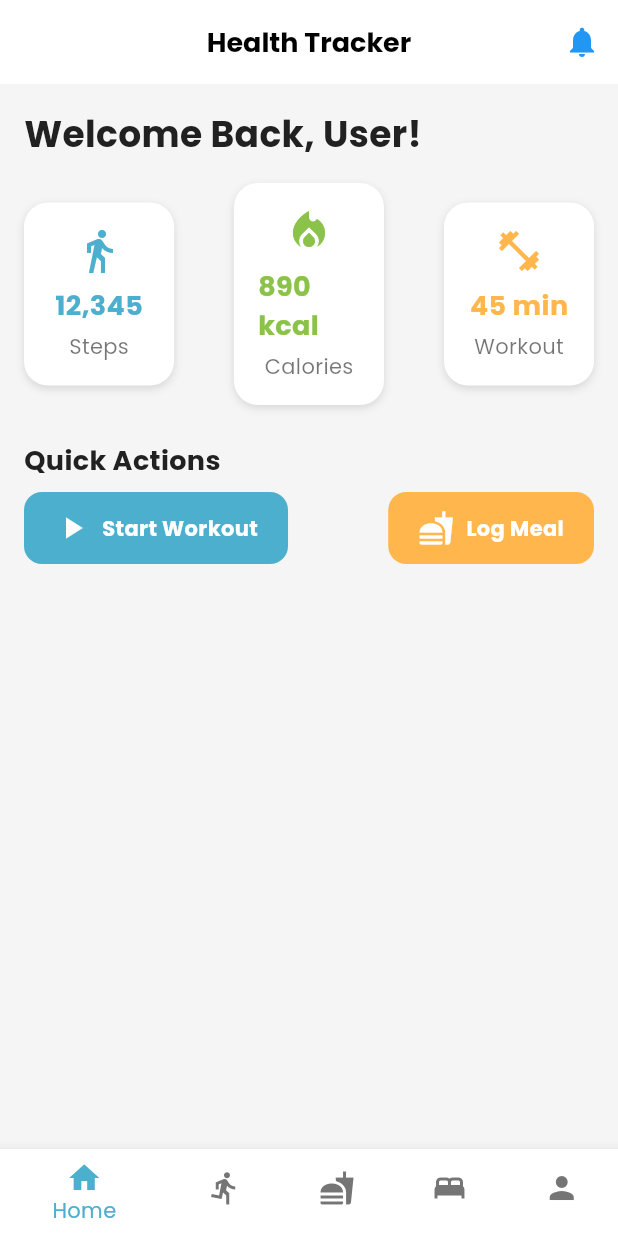
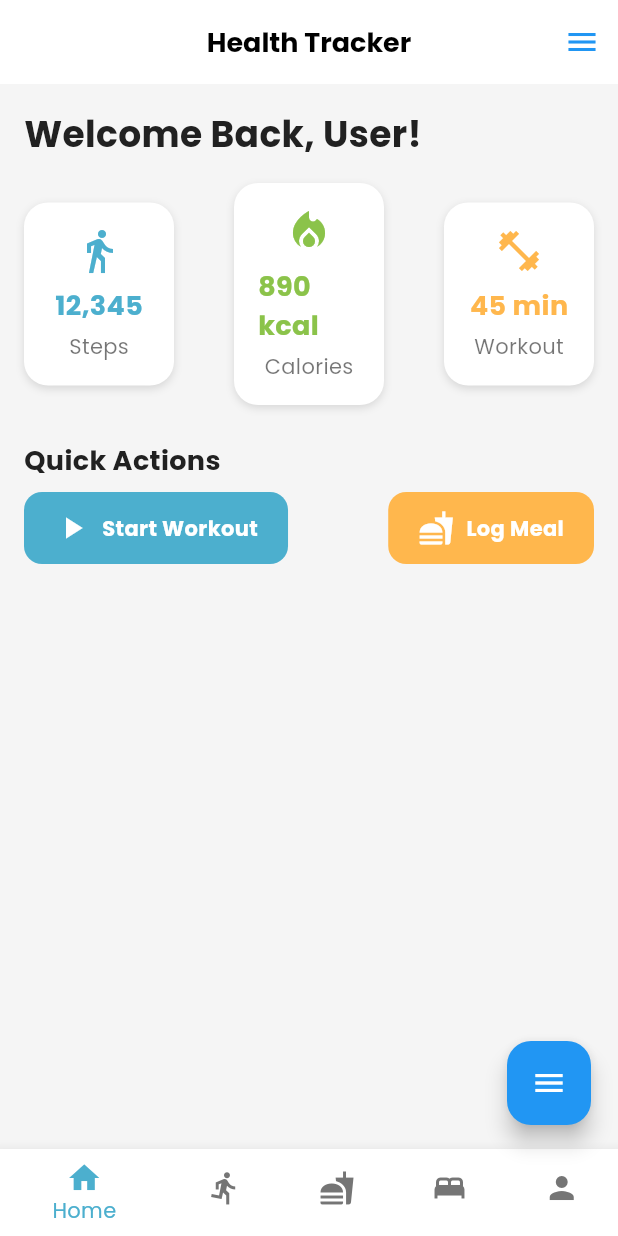
Before and after one commit to SarfarazQadir/healthandwellness, a Flutter app: the HomeScreen screen opened directly, on a phone screen of 412 x 824 dp. Run offline on Flutter 3.47's test engine with Material 3 defaults, Android fonts, the phone set to English and light mode, and no system bars.

Commit message:
`Refactor HomeScreen to use StatefulWidget and add menu toggle functionality`

```diff
--- a/lib/main.dart
+++ b/lib/main.dart
@@ -52,7 +52,7 @@ class HealthWellnessApp extends StatelessWidget {
         scaffoldBackgroundColor: const Color(0xFFF5F5F5), // Retained for scaffold background
        ),routes:
        {
-         "/": (context) => SettingsScreen(),
+         "/": (context) => HomeScreen(),
          "/fitness_tracking": (context) => FitnessTrackingScreen(),
          "/nutrition_logging": (context) => NutritionLoggingScreen(),
           "/sleep_monitoring": (context) => SleepMonitoringScreen(),
--- a/lib/screens/dashboard_screen.dart
+++ b/lib/screens/dashboard_screen.dart
@@ -14,13 +14,47 @@ class HealthTrackerApp extends StatelessWidget {
   }
 }
 
-class HomeScreen extends StatelessWidget {
+class HomeScreen extends StatefulWidget {
   const HomeScreen({super.key});
+
+  @override
+  _HomeScreenState createState() => _HomeScreenState();
+}
+
+class _HomeScreenState extends State<HomeScreen> with SingleTickerProviderStateMixin {
+  bool isMenuExpanded = false;
+  late AnimationController _controller;
+
+  @override
+  void initState() {
+    super.initState();
+    _controller = AnimationController(
+      duration: const Duration(milliseconds: 300),
+      vsync: this,
+    );
+  }
+
+  @override
+  void dispose() {
+    _controller.dispose();
+    super.dispose();
+  }
+
+  void toggleMenu() {
+    setState(() {
+      isMenuExpanded = !isMenuExpanded;
+      if (isMenuExpanded) {
+        _controller.forward();
+      } else {
+        _controller.reverse();
+      }
+    });
+  }
 
   @override
   Widget build(BuildContext context) {
     return Scaffold(
-      backgroundColor: const Color(0xFFF5F5F5), // Light Gray
+      backgroundColor: const Color(0xFFF5F5F5),
       appBar: AppBar(
         backgroundColor: Colors.white,
         elevation: 0,
@@ -31,8 +65,8 @@ class HomeScreen extends StatelessWidget {
         centerTitle: true,
         actions: [
           IconButton(
-            icon: const Icon(Icons.notifications, color: Colors.blue),
-            onPressed: () {},
+            icon: const Icon(Icons.menu, color: Colors.blue),
+            onPressed: toggleMenu,
           ),
         ],
       ),
@@ -46,7 +80,7 @@ class HomeScreen extends StatelessWidget {
               style: TextStyle(
                 fontSize: 24,
                 fontWeight: FontWeight.bold,
-                color: Color(0xFF212121), // Dark Gray
+                color: Color(0xFF212121),
               ),
             ),
             const SizedBox(height: 16),
@@ -56,19 +90,19 @@ class HomeScreen extends StatelessWidget {
                 StatCard(
                   title: 'Steps',
                   value: '12,345',
-                  color: Color(0xFF4CAFCE), // Blue
+                  color: Color(0xFF4CAFCE),
                   icon: Icons.directions_walk,
                 ),
                 StatCard(
                   title: 'Calories',
                   value: '890 kcal',
-                  color: Color(0xFF8BC34A), // Green
+                  color: Color(0xFF8BC34A),
                   icon: Icons.local_fire_department,
                 ),
                 StatCard(
                   title: 'Workout',
                   value: '45 min',
-                  color: Color(0xFFFFB74D), // Peach
+                  color: Color(0xFFFFB74D),
                   icon: Icons.fitness_center,
                 ),
               ],
@@ -79,7 +113,7 @@ class HomeScreen extends StatelessWidget {
               style: TextStyle(
                 fontSize: 18,
                 fontWeight: FontWeight.bold,
-                color: Color(0xFF212121), // Dark Gray
+                color: Color(0xFF212121),
               ),
             ),
             const SizedBox(height: 8),
@@ -88,12 +122,12 @@ class HomeScreen extends StatelessWidget {
               children: const [
                 HoverButton(
                   label: 'Start Workout',
-                  color: Color(0xFF4CAFCE), // Blue
+                  color: Color(0xFF4CAFCE),
                   icon: Icons.play_arrow,
                 ),
                 HoverButton(
                   label: 'Log Meal',
-                  color: Color(0xFFFFB74D), // Peach
+                  color: Color(0xFFFFB74D),
                   icon: Icons.fastfood,
                 ),
               ],
@@ -101,7 +135,57 @@ class HomeScreen extends StatelessWidget {
           ],
         ),
       ),
-    bottomNavigationBar: BottomScreen(),
+      bottomNavigationBar: BottomScreen(),
+      floatingActionButton: AnimatedContainer(
+        duration: const Duration(milliseconds: 300),
+        curve: Curves.easeInOut,
+        height: isMenuExpanded ? 300 : 60,
+        width: isMenuExpanded ? 60 : 60,
+        child: Stack(
+          alignment: Alignment.bottomCenter,
+          children: [
+            if (isMenuExpanded)
+              Column(
+                mainAxisAlignment: MainAxisAlignment.end,
+                children: [
+                  _buildAnimatedMenuItem(context, Icons.person, 'Profile', () {
+                    debugPrint('Profile Clicked');
+                  }),
+                  _buildAnimatedMenuItem(context, Icons.settings, 'Settings', () {
+                    debugPrint('Settings Clicked');
+                  }),
+                  _buildAnimatedMenuItem(context, Icons.notifications, 'Notifications', () {
+                    debugPrint('Notifications Clicked');
+                  }),
+                  _buildAnimatedMenuItem(context, Icons.help, 'Help', () {
+                    debugPrint('Help Clicked');
+                  }),
+                  const SizedBox(height: 10),
+                ],
+              ),
+            FloatingActionButton(
+              onPressed: toggleMenu,
+              child: Icon(isMenuExpanded ? Icons.close : Icons.menu),
+              backgroundColor: isMenuExpanded ? Colors.red : Colors.blue,
+            ),
+          ],
+        ),
+      ),
+    );
+  }
+
+  Widget _buildAnimatedMenuItem(BuildContext context, IconData icon, String label, VoidCallback onPressed) {
+    return ScaleTransition(
+      scale: CurvedAnimation(parent: _controller, curve: Curves.easeInOut),
+      child: Padding(
+        padding: const EdgeInsets.symmetric(vertical: 5.0),
+        child: FloatingActionButton(
+          onPressed: onPressed,
+          mini: true,
+          backgroundColor: const Color(0xFF4CAFCE),
+          child: Icon(icon, color: Colors.white),
+        ),
+      ),
     );
   }
 }
```
